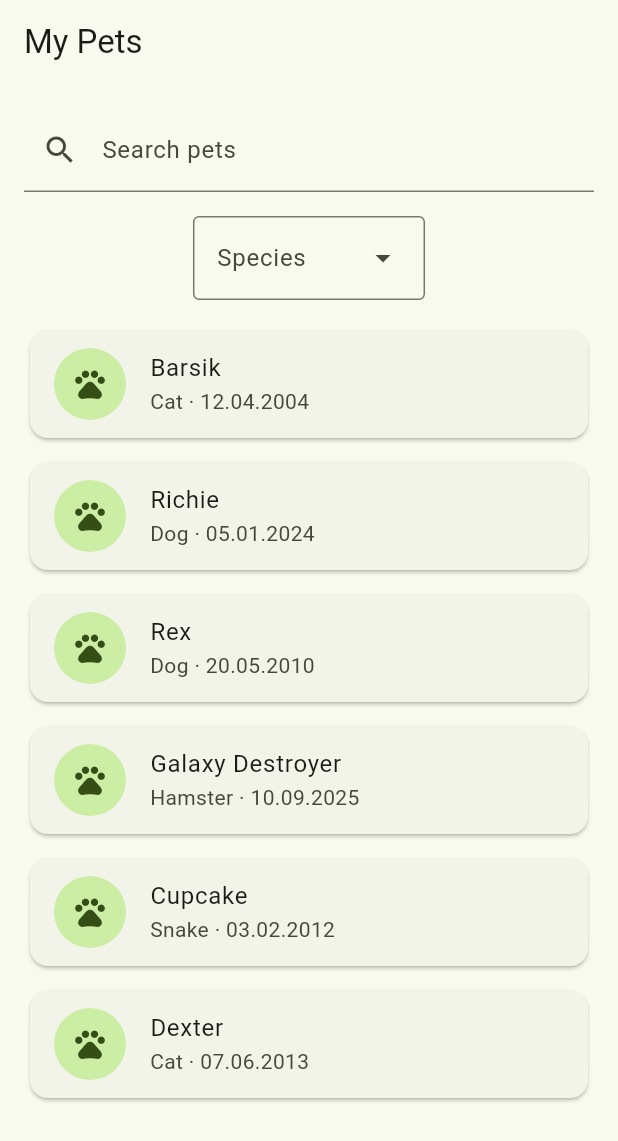
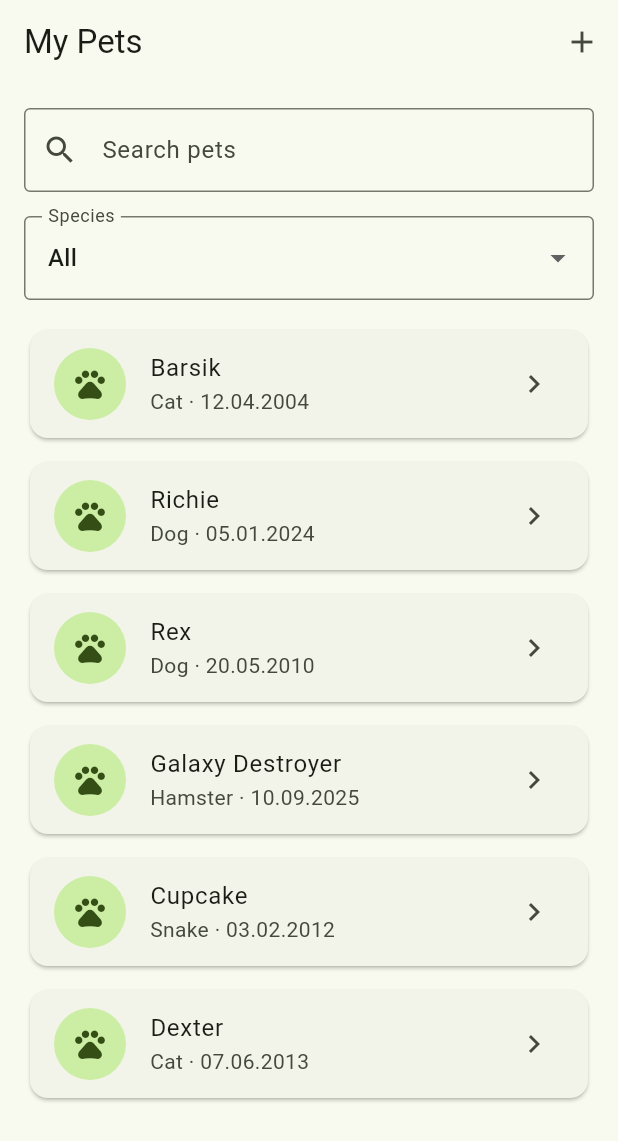
Before and after one commit to Raval3593rgb/PAM, a Flutter app: the PetsScreen screen opened by its route, on a phone screen of 412 x 824 dp. Shown: the top 1141 px of the screen. Run offline on Flutter 3.47's test engine with Material 3 defaults, Android fonts, the phone set to English and light mode, and no system bars; our stand-ins replace go_router.

```diff
--- a/lib/screens/pet_screen.dart
+++ b/lib/screens/pet_screen.dart
@@ -1,15 +1,42 @@
 import 'package:flutter/material.dart';
+import 'package:go_router/go_router.dart';
+
+import '../data/mock_data.dart';
 import '../widgets/pet_avatar.dart';
-import '../data/mock_data.dart';
 
-class PetsScreen extends StatelessWidget {
+class PetsScreen extends StatefulWidget {
   const PetsScreen({super.key});
 
   @override
+  State<PetsScreen> createState() => _PetsScreenState();
+}
+
+class _PetsScreenState extends State<PetsScreen> {
+  String _search = '';
+  String _species = 'All';
+
+  @override
   Widget build(BuildContext context) {
+    final filteredPets = mockPets.where((pet) {
+      final matchesName = pet.name.toLowerCase().contains(
+        _search.toLowerCase(),
+      );
+
+      final matchesSpecies = _species == 'All' || pet.species == _species;
+
+      return matchesName && matchesSpecies;
+    }).toList();
+
     return Scaffold(
       appBar: AppBar(
         title: const Text('My Pets'),
+        actions: [
+          IconButton(
+            onPressed: () => context.push('/pets/new'),
+            icon: const Icon(Icons.add),
+            tooltip: 'Add Pet',
+          ),
+        ],
       ),
       body: Column(
         children: [
@@ -19,57 +46,58 @@ class PetsScreen extends StatelessWidget {
               decoration: const InputDecoration(
                 labelText: 'Search pets',
                 prefixIcon: Icon(Icons.search),
+                border: OutlineInputBorder(),
+              ),
+              onChanged: (value) {
+                setState(() {
+                  _search = value;
+                });
+              },
             ),
           ),
-          ),
-
           Padding(
             padding: const EdgeInsets.symmetric(horizontal: 16),
-            child: DropdownMenu<String>(
-              label: const Text('Species'),
-              dropdownMenuEntries: const [
-                DropdownMenuEntry(
-                  value: 'All',
-                  label: 'All',
+            child: DropdownButtonFormField<String>(
+              initialValue: _species,
+              decoration: const InputDecoration(
+                labelText: 'Species',
+                border: OutlineInputBorder(),
               ),
-                DropdownMenuEntry(
-                  value: 'Cat',
-                  label: 'Cat',
-                ),
-                DropdownMenuEntry(
-                  value: 'Dog',
-                  label: 'Dog',
-                ),
-                DropdownMenuEntry(
-                  value: 'Hamster',
-                  label: 'Hamster',
-                ),
-                DropdownMenuEntry(
-                  value: 'Snake',
-                  label: 'Snake',
-                ),
+              items: const [
+                DropdownMenuItem(value: 'All', child: Text('All')),
+                DropdownMenuItem(value: 'Cat', child: Text('Cat')),
+                DropdownMenuItem(value: 'Dog', child: Text('Dog')),
+                DropdownMenuItem(value: 'Hamster', child: Text('Hamster')),
+                DropdownMenuItem(value: 'Snake', child: Text('Snake')),
               ],
+              onChanged: (value) {
+                setState(() {
+                  _species = value ?? 'All';
+                });
+              },
             ),
           ),
-
           const SizedBox(height: 16),
-
           Expanded(
-            child: ListView.separated(
+            child: filteredPets.isEmpty
+                ? const Center(child: Text('No pets found'))
+                : ListView.separated(
                     padding: const EdgeInsets.symmetric(horizontal: 16),
-              itemCount: mockPets.length,
+                    itemCount: filteredPets.length,
                     separatorBuilder: (context, index) =>
                         const SizedBox(height: 8),
                     itemBuilder: (context, index) {
-                final pet = mockPets[index];
+                      final pet = filteredPets[index];
 
                       return Card(
                         child: ListTile(
                           leading: const PetAvatar(),
                           title: Text(pet.name),
-                    subtitle: Text(
-                      '${pet.species} · ${pet.birthDate}',
-                    ),
+                          subtitle: Text('${pet.species} · ${pet.birthDate}'),
+                          trailing: const Icon(Icons.chevron_right),
+                          onTap: () {
+                            context.push('/pets/${pet.id}');
+                          },
                         ),
                       );
                     },
```
Also changed, not shown: lib/screens/home_screen.dart (+18 -82 lines). Lines whose indentation alone changed are shown as unchanged.
